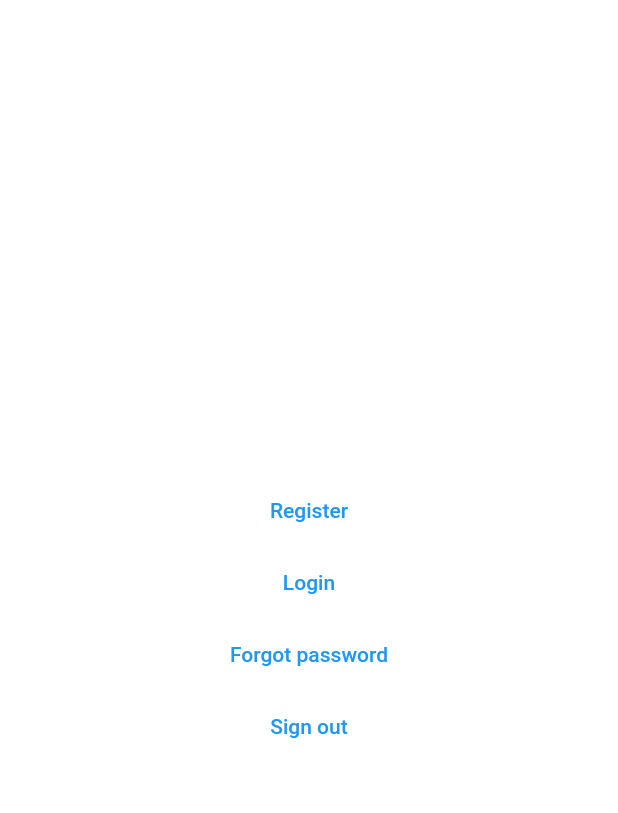
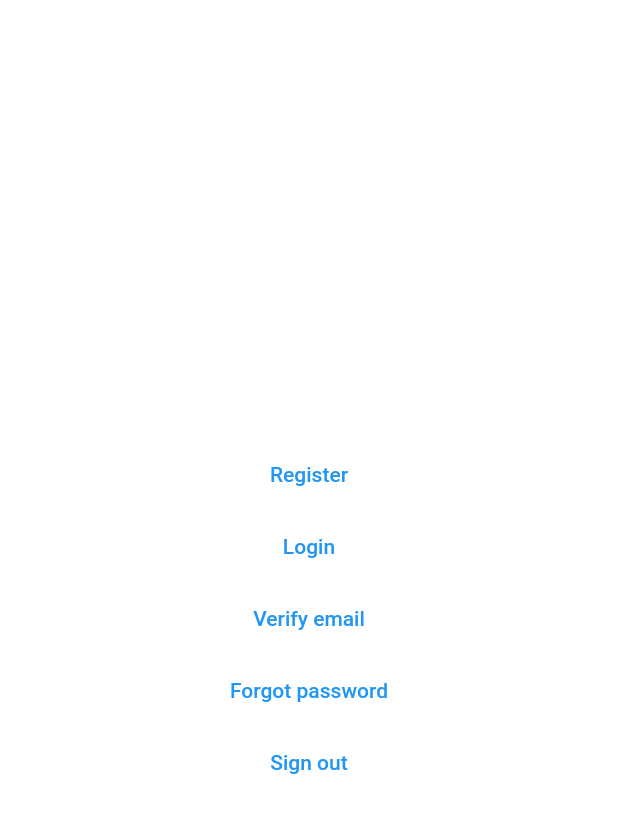
Before and after one commit to Centalki-team/centalki, a Flutter app: the screen it shows after launch, on a phone screen of 412 x 824 dp. Shown: the top 813 px of the screen. Run offline on Flutter 3.47's test engine with Material 2 defaults, Android fonts, the phone set to English and light mode, and no system bars; our stand-ins replace dio, firebase_auth, firebase_core, flutter_modular, shimmer; missing offline and left inert: sample_exception; accounts and stored records are empty.

Commit message:
Feat: sign in, sign out, forgot password, verify [asssword

```diff
--- a/lib/main.dart
+++ b/lib/main.dart
@@ -11,21 +11,14 @@ void main(List<String> args) async {
   await Firebase.initializeApp(
     options: DefaultFirebaseOptions.currentPlatform,
   );
-  FirebaseAuth.instance.idTokenChanges().listen((User? user) {
-    if (user == null) {
-      print('User is currently signed out!');
-    } else {
-      print('User is signed in!');
-    }
-  });
   // runApp(
   //   ModularApp(
   //     module: AppModule(),
   //     child: const MyApp(),
   //   ),
   // );
-  runApp(MaterialApp(
-    builder: (context, child) => const MyApp(),
+  runApp(const MaterialApp(
+    home: MyApp(),
   ));
 }
 
@@ -41,7 +34,30 @@ class MyApp extends StatelessWidget {
     // );
     return Scaffold(
       backgroundColor: Colors.white,
-      body: SafeArea(
+      body: Builder(builder: (context) {
+        FirebaseAuth.instance.idTokenChanges().listen((User? user) {
+          print(user);
+          if (user == null) {
+            print('User is currently signed out!');
+          } else {
+            print('User is signed in!');
+            if (!user.emailVerified) {
+              user.sendEmailVerification();
+              Navigator.push(
+                  context,
+                  MaterialPageRoute(
+                    builder: (context) => const NeedVerifiedPage(),
+                  ));
+            } else {
+              Navigator.push(
+                  context,
+                  MaterialPageRoute(
+                    builder: (context) => const HomePage(),
+                  ));
+            }
+          }
+        });
+        return SafeArea(
           child: Center(
             child: Column(
               mainAxisAlignment: MainAxisAlignment.center,
@@ -55,6 +71,10 @@ class MyApp extends StatelessWidget {
                   child: const Text('Login'),
                 ),
                 TextButton(
+                  onPressed: onVerifyEmail,
+                  child: const Text('Verify email'),
+                ),
+                TextButton(
                   onPressed: onForgotPassword,
                   child: const Text('Forgot password'),
                 ),
@@ -65,14 +85,15 @@ class MyApp extends StatelessWidget {
               ],
             ),
           ),
-      ),
+        );
+      }),
     );
   }
 
   void onLogin() async {
     try {
       final credential = await FirebaseAuth.instance.signInWithEmailAndPassword(
-        email: 'trongduc1509@gmail.com',
+        email: 'dgrayman1509@gmail.com',
         password: 'A_bc123',
       );
     } on FirebaseAuthException catch (e) {
@@ -88,7 +109,7 @@ class MyApp extends StatelessWidget {
     try {
       final credential =
           await FirebaseAuth.instance.createUserWithEmailAndPassword(
-        email: 'trongduc1509@gmail.com',
+        email: 'dgrayman1509@gmail.com',
         password: 'A_bc123',
       );
     } on FirebaseAuthException catch (e) {
@@ -110,4 +131,48 @@ class MyApp extends StatelessWidget {
   void onSignOut() async {
     await FirebaseAuth.instance.signOut();
   }
+
+  void onVerifyEmail() async {}
 }
+
+class NeedVerifiedPage extends StatelessWidget {
+  const NeedVerifiedPage({super.key});
+
+  @override
+  Widget build(BuildContext context) {
+    return const Scaffold(
+      // appBar: AppBar(
+      //   automaticallyImplyLeading: false,
+      // ),
+      backgroundColor: Colors.white,
+      body: Center(
+          child: Text(
+        'Vui lòng xác thực email!',
+        style: TextStyle(
+          color: Colors.black,
+        ),
+      )),
+    );
+  }
+}
+
+class HomePage extends StatelessWidget {
+  const HomePage({super.key});
+
+  @override
+  Widget build(BuildContext context) {
+    return const Scaffold(
+      // appBar: AppBar(
+      //   automaticallyImplyLeading: false,
+      // ),
+      backgroundColor: Colors.white,
+      body: Center(
+          child: Text(
+        'HomePage',
+        style: TextStyle(
+          color: Colors.black,
+        ),
+      )),
+    );
+  }
+}
```
Lines whose indentation alone changed are shown as unchanged.
